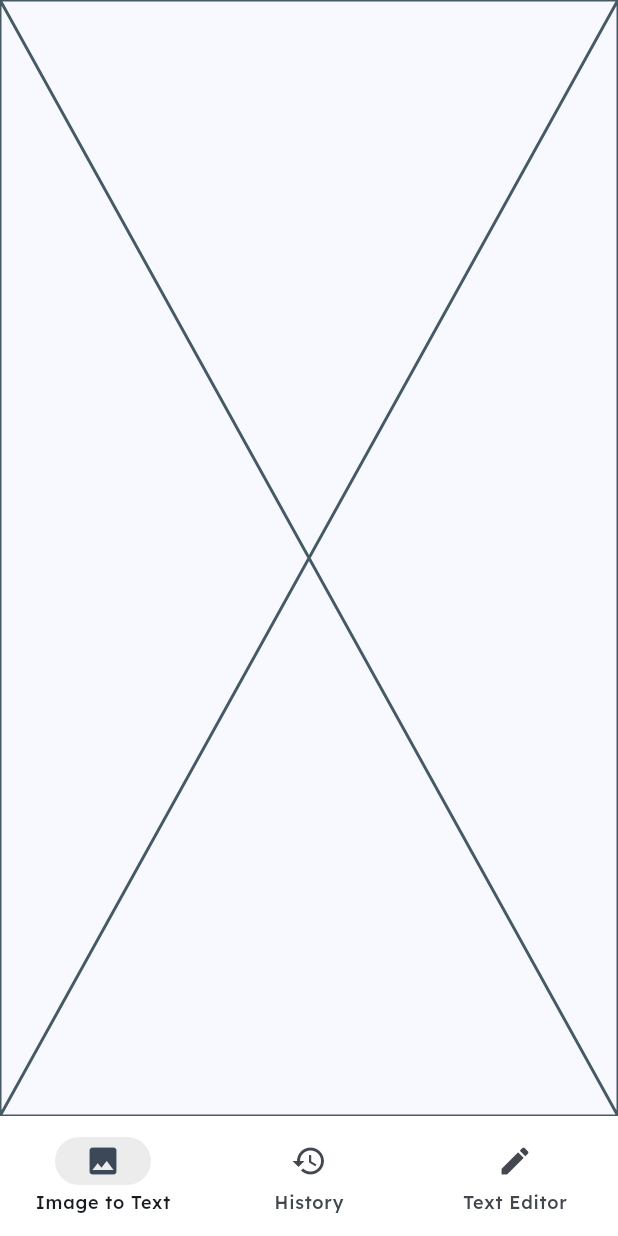
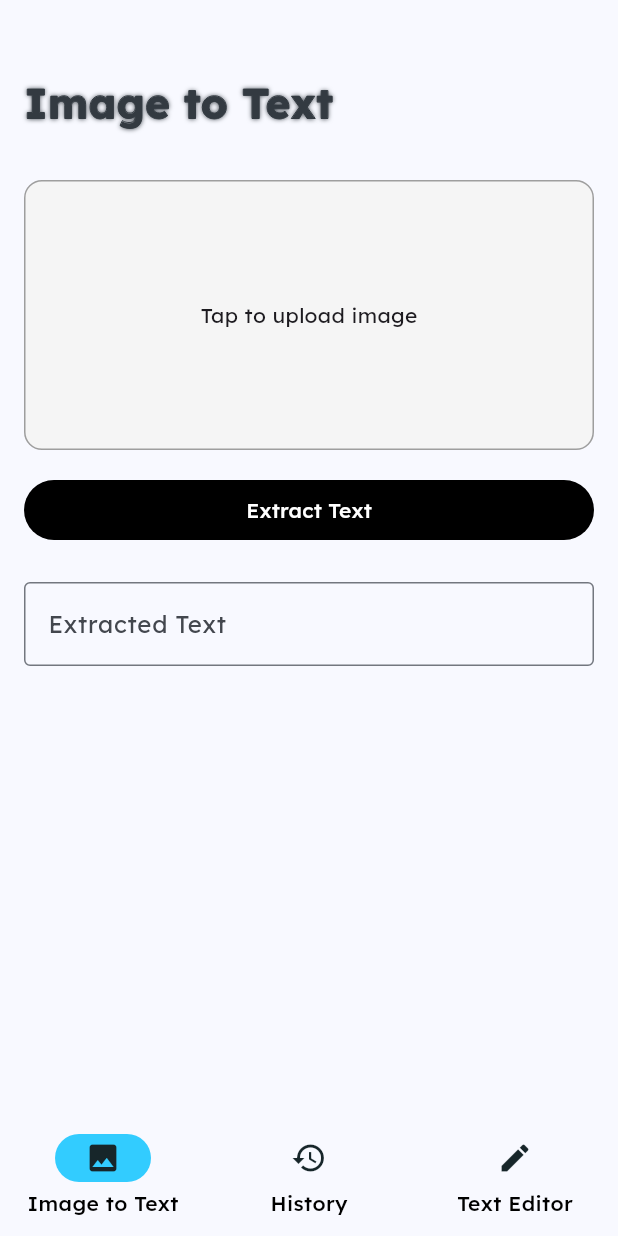
Before and after one commit to asathsara/text-scanner-app, a Flutter app: the screen it shows after launch, on a phone screen of 412 x 824 dp. Run offline on Flutter 3.47's test engine with Material 3 defaults, Android fonts, the phone set to English and light mode, and no system bars; our stand-ins replace firebase_core, google_fonts; accounts and stored records are empty.

Commit message:
image to text screen  ui implement

```diff
--- /dev/null
+++ b/lib/components/stroke_text.dart
@@ -0,0 +1,60 @@
+import 'package:flutter/material.dart';
+import 'package:text_extractor_app/utils/constants/colors.dart';
+
+class StrokeText extends StatelessWidget {
+  final String text;
+  final Color? strokeColor;
+  final Color? fillColor;
+  final double fontSize;
+  final double strokeWidth;
+
+  const StrokeText({
+    super.key,
+    required this.text,
+    this.strokeColor,
+    this.fillColor,
+    this.fontSize = 28.0,
+    this.strokeWidth = 0.0,
+  });
+
+  @override
+  Widget build(BuildContext context) {
+    final isDark = Theme.of(context).brightness == Brightness.dark;
+
+    final effectiveStrokeColor = strokeColor ?? (isDark ? MyColors.backgroundGray : MyColors.textBlue);
+    final effectiveFillColor = fillColor ?? (isDark ? MyColors.backgroundGray : MyColors.textBlue);
+
+    return Stack(
+      children: [
+        // Stroked text (below the main text)
+        Text(
+          text,
+          style: TextStyle(
+            fontSize: fontSize,
+            fontWeight: FontWeight.bold,
+            foreground: Paint()
+              ..style = PaintingStyle.stroke
+              ..strokeWidth = strokeWidth
+              ..color = effectiveStrokeColor,
+          ),
+        ),
+        // Solid fill text (on top of stroked)
+        Text(
+          text,
+          style: TextStyle(
+            fontSize: fontSize,
+            fontWeight: FontWeight.bold,
+            color: effectiveFillColor,
+            shadows: [
+              Shadow(
+                blurRadius: 4.0,
+                color: effectiveStrokeColor,
+                offset: Offset(0, 0),
+              ),
+            ],
+          ),
+        ),
+      ],
+    );
+  }
+}
--- a/lib/home_screen.dart
+++ b/lib/home_screen.dart
@@ -2,6 +2,7 @@ import 'package:flutter/material.dart';
 import 'package:text_extractor_app/screens/history_screen.dart';
 import 'package:text_extractor_app/screens/image_text_screen.dart';
 import 'package:text_extractor_app/screens/text_editor_screen.dart';
+import 'package:text_extractor_app/utils/constants/colors.dart';
 
 class MyHomePage extends StatefulWidget {
   const MyHomePage({super.key});
@@ -38,9 +39,6 @@ class _MyHomePageState extends State<MyHomePage> {
       ),
       bottomNavigationBar: NavigationBar(
         onDestinationSelected: (index) => navigateToPage(index),
-        backgroundColor: Colors.white,
-        indicatorColor: Colors.grey.withValues(alpha: 0.2),
-        elevation: 11,
         selectedIndex: _currentPage,
         destinations: [
           NavigationDestination(
--- a/lib/main.dart
+++ b/lib/main.dart
@@ -1,8 +1,7 @@
 import 'package:firebase_core/firebase_core.dart';
 import 'package:flutter/material.dart';
 import 'package:text_extractor_app/home_screen.dart';
-import 'package:text_extractor_app/utils/constants/colors.dart';
-import 'package:text_extractor_app/utils/theme.dart';
+import 'package:text_extractor_app/utils/themes/theme.dart';
 
 void main() async {
   WidgetsFlutterBinding.ensureInitialized();
--- a/lib/screens/image_text_screen.dart
+++ b/lib/screens/image_text_screen.dart
@@ -1,4 +1,5 @@
 import 'package:flutter/material.dart';
+import 'package:text_extractor_app/components/stroke_text.dart';
 
 class ImageTextScreen extends StatefulWidget {
   const ImageTextScreen({super.key});
@@ -8,8 +9,65 @@ class ImageTextScreen extends StatefulWidget {
 }
 
 class _ImageTextScreenState extends State<ImageTextScreen> {
+  String extractedText = '';
+
   @override
   Widget build(BuildContext context) {
-    return const Placeholder();
+    return Scaffold(
+      body: Padding(
+        padding: const EdgeInsets.all(16),
+        child: Column(
+          crossAxisAlignment: CrossAxisAlignment.start,
+          children: [
+            SizedBox(height: 32),
+            StrokeText(text: "Image to Text"),
+            SizedBox(height: 32),
+            // Image Upload Box
+            GestureDetector(
+              onTap: () {
+                // TODO: Implement image picker
+              },
+              child: Container(
+                height: 180,
+                width: double.infinity,
+                decoration: BoxDecoration(
+                  border: Border.all(color: Colors.grey),
+                  borderRadius: BorderRadius.circular(12),
+                  color: Colors.grey[100],
+                ),
+                child: const Center(child: Text("Tap to upload image")),
+              ),
+            ),
+            const SizedBox(height: 16),
+            SizedBox(
+              width: double.infinity,
+              child: FilledButton(
+                onPressed: () {
+                  // TODO: Implement text extraction
+                  setState(() {
+                    extractedText = "Example extracted text goes here...";
+                  });
+                },
+                child: const Text("Extract Text"),
+              ),
+            ),
+            const SizedBox(height: 24),
+
+            // Extracted Text Display
+            Expanded(
+              child: TextFormField(
+                maxLines: null,
+                readOnly: true,
+                initialValue: extractedText,
+                decoration: InputDecoration(
+                  labelText: "Extracted Text",
+                  border: OutlineInputBorder(),
+                ),
+              ),
+            ),
+          ],
+        ),
+      ),
+    );
   }
 }
--- a/lib/utils/constants/colors.dart
+++ b/lib/utils/constants/colors.dart
@@ -5,6 +5,9 @@ class MyColors {
 
   static const Color primaryColor = Color(0xFF0099FF);
   static const Color secondaryColor = Color(0xFF32CCFF);
+
+  static const Color lightBlack = Color(0xFF121212);
+  static const Color lightWhite = Color(0xFFf8f9ff);
 
   static const Color lightPurple = Color(0xFFBB86FC);
   static const Color mediumPurple = Color(0xFF9D54F5);
@@ -53,7 +56,6 @@ class MyColors {
 
   static const Color mediumGray = Color(0xFF676767);
   static const Color silver = Color(0xFFC0C0C0);
-  static const Color charcoal = Color(0xFF121212);
   static const Color backgroundGray = Color(0xFFF5F8F9);
   static const Color iconGray = Color(0xFFB7B7B7);
   static const Color darkNavy = Color(0xFF17262A);
@@ -61,7 +63,7 @@ class MyColors {
   static const Color lightGray = Color(0xFFB8B8B8);
   static const Color textBlue = Color(0xFF333A41);
   static const Color cardBackground = Color(0xFFF9F9F9);
-  static Color systemText = Colors.black.withOpacity(0.72);
+  static Color systemText = Colors.black.withValues(alpha: 0.72);
   static Color counterBlue = Color(0xFF32374B);
   static Color cardGray = Color(0xFFF3F3F3);
 }
--- /dev/null
+++ b/lib/utils/themes/button_theme.dart
@@ -0,0 +1,20 @@
+import 'package:flutter/material.dart';
+import 'package:text_extractor_app/utils/constants/colors.dart';
+
+class AppButtonThemes {
+  /// Filled button theme for Light Mode - black buttons
+  static FilledButtonThemeData lightFilled = FilledButtonThemeData(
+    style: FilledButton.styleFrom(
+      backgroundColor: Colors.black,
+      foregroundColor: Colors.white,
+    ),
+  );
+
+  /// Filled button theme for Dark Mode - blue buttons
+  static FilledButtonThemeData darkFilled = FilledButtonThemeData(
+    style: FilledButton.styleFrom(
+      backgroundColor: MyColors.brightBlue,
+      foregroundColor: Colors.white,
+    ),
+  );
+}
--- /dev/null
+++ b/lib/utils/themes/navigation_theme.dart
@@ -0,0 +1,34 @@
+import 'package:flutter/material.dart';
+import 'package:text_extractor_app/utils/constants/colors.dart';
+
+class AppNavigationThemes {
+  static NavigationBarThemeData light = NavigationBarThemeData(
+    backgroundColor: MyColors.lightWhite,
+    indicatorColor: MyColors.brightBlue,
+
+    labelTextStyle: WidgetStateProperty.all(
+      const TextStyle(
+        color: Colors.black,
+        fontWeight: FontWeight.w500,
+      ),
+    ),
+    iconTheme: WidgetStateProperty.all(
+      const IconThemeData(color: MyColors.darkNavy),
+    ),
+  );
+
+  static NavigationBarThemeData dark = NavigationBarThemeData(
+    backgroundColor: MyColors.lightBlack,
+    indicatorColor: MyColors.brightBlue,
+    elevation: 8,
+    labelTextStyle: WidgetStateProperty.all(
+      const TextStyle(
+        color: Colors.white,
+        fontWeight: FontWeight.w500,
+      ),
+    ),
+    iconTheme: WidgetStateProperty.all(
+      const IconThemeData(color: Colors.white),
+    ),
+  );
+}
--- a/lib/utils/theme.dart
+++ b/lib/utils/themes/theme.dart
@@ -1,8 +1,8 @@
-// lib/themes.dart
-
 import 'package:flutter/material.dart';
 import 'package:google_fonts/google_fonts.dart';
 import 'package:text_extractor_app/utils/constants/colors.dart';
+import 'package:text_extractor_app/utils/themes/button_theme.dart';
+import 'package:text_extractor_app/utils/themes/navigation_theme.dart';
 
 class AppThemes {
   AppThemes._(); // private constructor
@@ -13,6 +13,8 @@ class AppThemes {
     brightness: Brightness.light,
     colorScheme: ColorScheme.fromSeed(seedColor: MyColors.primaryColor, brightness: Brightness.light),
     textTheme: GoogleFonts.lexendTextTheme(),
+    navigationBarTheme: AppNavigationThemes.light,
+    filledButtonTheme:  AppButtonThemes.lightFilled
   );
 
   static ThemeData darkTheme = ThemeData(
@@ -20,5 +22,7 @@ class AppThemes {
     brightness: Brightness.dark,
     colorScheme: ColorScheme.fromSeed(seedColor: MyColors.primaryColor, brightness: Brightness.dark),
     textTheme: GoogleFonts.lexendTextTheme(),
+    navigationBarTheme: AppNavigationThemes.dark,
+    filledButtonTheme:  AppButtonThemes.darkFilled
   );
 }
```
